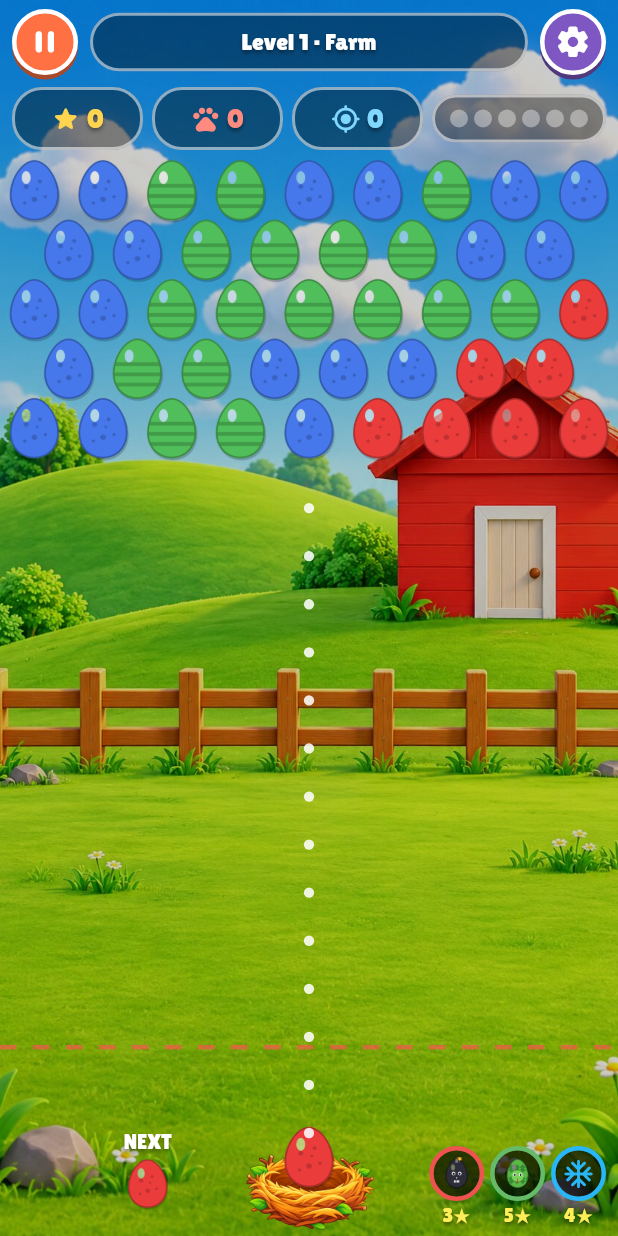
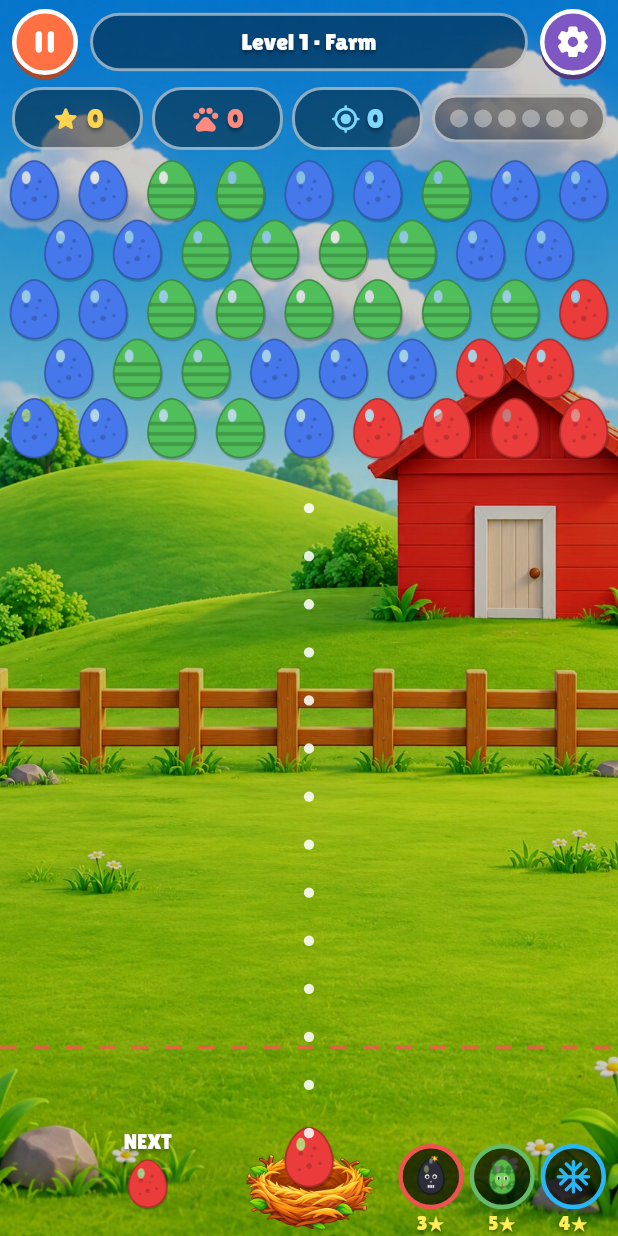
Before and after one commit to Gurusaran-B123/egg-shot, a Flutter app: the screen it shows after launch, after a tap on an icon or button, on a phone screen of 412 x 824 dp. Run offline on Flutter 3.47's test engine with Material 3 defaults, Android fonts, the phone set to English and light mode, and no system bars; our stand-ins replace audioplayers, shared_preferences.

Commit message:
Update shot_screen.dart

```diff
--- a/lib/screens/shot_screen.dart
+++ b/lib/screens/shot_screen.dart
@@ -163,7 +163,7 @@ class _ShotScreenState extends State<ShotScreen> with SingleTickerProviderStateM
 
   void _newGame() {
     _refundArmed();
-    board.fill(math.min(level.rows, maxRows - 5), level.colors, rnd);
+    board.fill(math.min<int>(level.rows, maxRows - 4), level.colors, rnd);
     _held = -1;
     _timeLeft = level.timeLimit.toDouble();
     _shotsLeft = level.shotLimit;
@@ -734,13 +734,32 @@ class _ShotScreenState extends State<ShotScreen> with SingleTickerProviderStateM
         ),
       ),
     ));
-    final bs = d * 0.8;
+    if (_held >= 0 && phase == 0) {
+      kids.add(Positioned(
+        left: 0,
+        right: 0,
+        top: dangerY - d * 1.0,
+        child: IgnorePointer(
+          child: Center(
+            child: Container(
+              padding: const EdgeInsets.symmetric(horizontal: 14, vertical: 6),
+              decoration: BoxDecoration(color: const Color(0xCC000000), borderRadius: BorderRadius.circular(18)),
+              child: Text(
+                cur == kBomb ? 'BOMB ready - aim and shoot!' : 'SNAKE ready - aim and shoot!',
+                style: fancyText(16, color: const Color(0xFFFFEE58)),
+              ),
+            ),
+          ),
+        ),
+      ));
+    }
+    final bs = d * 0.95;
     for (var k = 0; k < 3; k++) {
       kids.add(Positioned(
         left: w - (3 - k) * (bs + 4) - 4,
         top: shooterY - bs * 0.2,
         width: bs,
-        height: bs + 16,
+        height: bs + 24,
         child: _powerButton(k, bs),
       ));
     }
```
